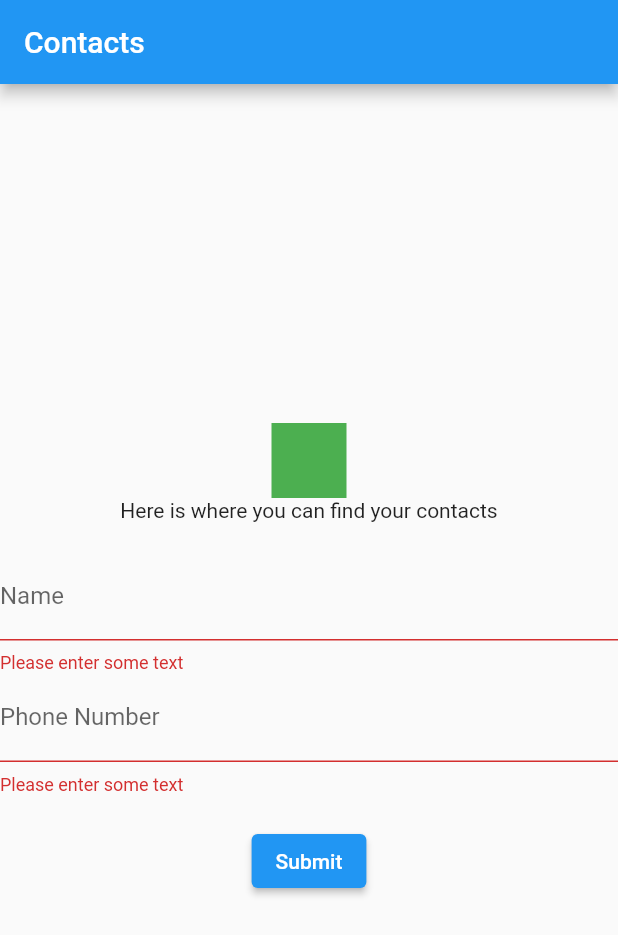
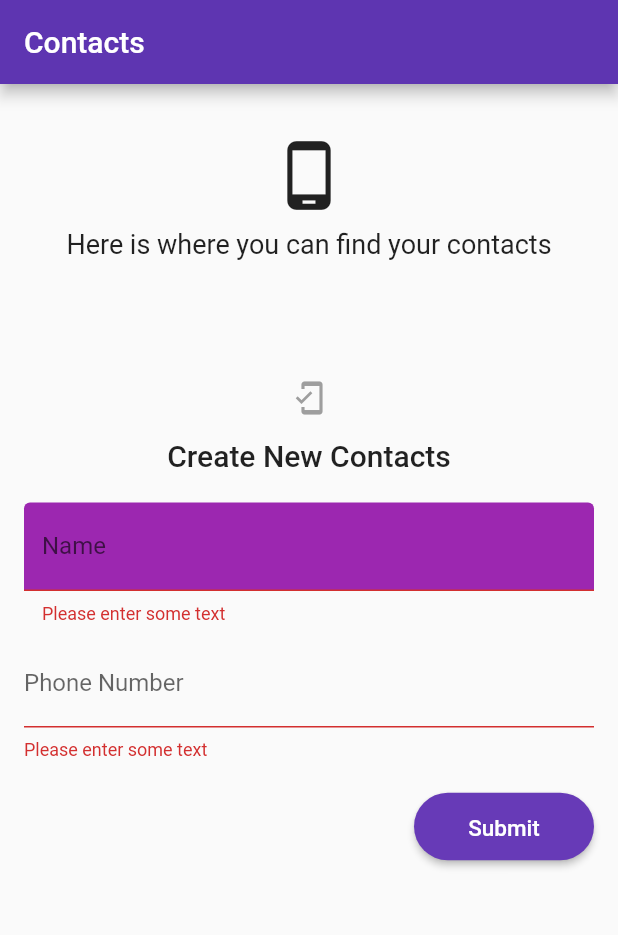
Before and after one commit to S69n250w/flutter_David-Christian-Hui, a Flutter app: the screen it shows after launch, after a tap on "Submit", on a phone screen of 412 x 824 dp. Shown: the top 935 px of the screen. Run offline on Flutter 3.47's test engine with Material 2 defaults, Android fonts, the phone set to English and light mode, and no system bars; our stand-ins replace dio, google_fonts.

Commit message:
Update tugas Flutter Form
mengumpulkan tugas tentang Flutter Form

```diff
--- a/13_Flutter Form/praktikum/soal_prioritas_1/lib/main.dart
+++ b/13_Flutter Form/praktikum/soal_prioritas_1/lib/main.dart
@@ -1,29 +1,3 @@
-// import 'package:flutter/material.dart';
-
-// void main() {
-//   runApp(const MyApp());
-// }
-
-// class MyApp extends StatelessWidget {
-//   const MyApp({super.key});
-
-//   // This widget is the root of your application.
-//   @override
-//   Widget build(BuildContext context) {
-//     return MaterialApp(
-//       title: 'Flutter Demo',
-//       theme: ThemeData(
-
-//         colorScheme: ColorScheme.fromSeed(seedColor: Colors.deepPurple),
-//         useMaterial3: true,
-//       ),
-//       home: const MyHomePage(title: 'Flutter Demo Home Page'),
-//     );
-//   }
-// }
-
-
-
 import 'package:flutter/material.dart';
 
 void main() {
@@ -34,6 +8,7 @@ class ContactApp extends StatelessWidget {
   @override
   Widget build(BuildContext context) {
     return MaterialApp(
+      debugShowCheckedModeBanner: false,
       home: ContactsPage(),
     );
   }
@@ -46,45 +21,102 @@ class ContactsPage extends StatefulWidget {
 
 class _ContactsPageState extends State<ContactsPage> {
   final _formKey = GlobalKey<FormState>();
- String _name = '';
- String _phone = '';
+  final _nameController = TextEditingController();
+  final _phoneController = TextEditingController();
+  List<Map<String, String>> contacts = [];
+
+  @override
+  void dispose() {
+    _nameController.dispose();
+    _phoneController.dispose();
+    super.dispose();
+  }
 
   @override
   Widget build(BuildContext context) {
     return Scaffold(
       appBar: AppBar(
+        backgroundColor: Colors.deepPurple[600],
         title: Text('Contacts'),
       ),
-      body: Center(
+      body: SingleChildScrollView(
+        padding: EdgeInsets.all(16.0),
         child: Column(
-          mainAxisAlignment: MainAxisAlignment.center,
+          mainAxisAlignment: MainAxisAlignment.start,
           children: <Widget>[
-            Container(
-              width: 50,
-              height: 50,
-              color: Colors.green,
+            SizedBox(height: 20),
+            Align(
+              alignment: Alignment.center,
+              child: Column(
+                children: [
+                  Icon(
+                    Icons.phone_android,
+                    size: 50.0,
                   ),
-            Text('Here is where you can find your contacts'),
-            SizedBox(height: 20),
+                  SizedBox(height: 10),
+                  Text(
+                    'Here is where you can find your contacts',
+                    style: TextStyle(fontSize: 18),
+                  ),
+                ],
+              ),
+            ),
+            SizedBox(height: 80),
             Form(
               key: _formKey,
               child: Column(
+                crossAxisAlignment: CrossAxisAlignment.start,
                 children: <Widget>[
+                  Align(
+                    alignment: Alignment.center,
+                    child: Column(
+                      children: [
+                        Icon(
+                          Icons.mobile_friendly,
+                          color: Colors.grey,
+                        ),
+                        SizedBox(height: 15),
+                        Title(
+                          color: Colors.black,
+                          child: Text(
+                            "Create New Contacts",
+                            style: TextStyle(
+                              fontSize: 20,
+                              fontWeight: FontWeight.w500
+                            ),
+                          )
+                        )
+                      ],
+                    ),
+                  ),
+                  SizedBox(height: 20),
                   TextFormField(
-                    decoration: InputDecoration(labelText: 'Name'),
+                    controller: _nameController,
+                    decoration: InputDecoration(
+                      labelText: 'Name',
+                      fillColor: Colors.purple,
+                      filled: true
+                      // focusedBorder: OutlineInputBorder(
+                      //   borderSide: BorderSide(
+                      //     color: Colors.purple
+                      //   ),
+                      // ),
+                      // enabledBorder: OutlineInputBorder(
+                      //   borderSide: BorderSide(
+                      //     color: Colors.blue
+                      //   ),
+                      // ),
+                    ),
                     validator: (value) {
                       if (value == null || value.isEmpty) {
                         return 'Please enter some text';
                       }
                       return null;
                     },
-                    onChanged: (value) {
-                      setState(() {
-                        _name = value;
-                      });
-                    },
                   ),
+                  SizedBox(height: 10),
                   TextFormField(
+                    controller: _phoneController,
                     decoration: InputDecoration(labelText: 'Phone Number'),
                     validator: (value) {
                       if (value == null || value.isEmpty) {
@@ -92,24 +124,52 @@ class _ContactsPageState extends State<ContactsPage> {
                       }
                       return null;
                     },
-                    onChanged: (value) {
-                      setState(() {
-                        _phone = value;
-                      });
-                    },
                   ),
                   SizedBox(height: 20),
-                 ElevatedButton(
+                  Align(
+                    alignment: Alignment.centerRight,
+                    child: ElevatedButton(
                       onPressed: () {
-                      if (_formKey.currentState.validate()) {
+                        if (_formKey.currentState!.validate()) {
+                          // Tambahkan dari formulir ke dalam daftar kontak
+                          contacts.add({
+                            'title': _nameController.text,
+                            'subtitle': _phoneController.text
+                          });
+
+                          // Tampilkan data kontak di console
+                          print(contacts);
+
                           ScaffoldMessenger.of(context).showSnackBar(
                             SnackBar(
-                            content: Text('New Contact: $_name, $_phone'),
+                              content: Text(
+                                  'New Contact: ${_nameController.text}, ${_phoneController.text}'),
                             ),
                           );
                         }
                       },
-                    child: Text('Submit'),
+                      style: ElevatedButton.styleFrom(
+                        fixedSize: Size(120, 45),
+                        backgroundColor: Colors.deepPurple,
+                        shape: RoundedRectangleBorder(
+                          borderRadius: BorderRadius.circular(35)
+                        )
+                      ),
+                      child: Padding(
+                        padding: const EdgeInsets.symmetric(vertical: 15.0),
+                        child: Row(
+                          mainAxisAlignment: MainAxisAlignment.center,
+                          children: [
+                            Text(
+                              'Submit',
+                              style: TextStyle(
+                                fontSize: 15
+                              ),
+                            ),
+                          ],
+                        ),
+                      ),
+                    ),
                   ),
                 ],
               ),
```
Also changed, not shown: 1 other file. Lines whose indentation alone changed are shown as unchanged.
